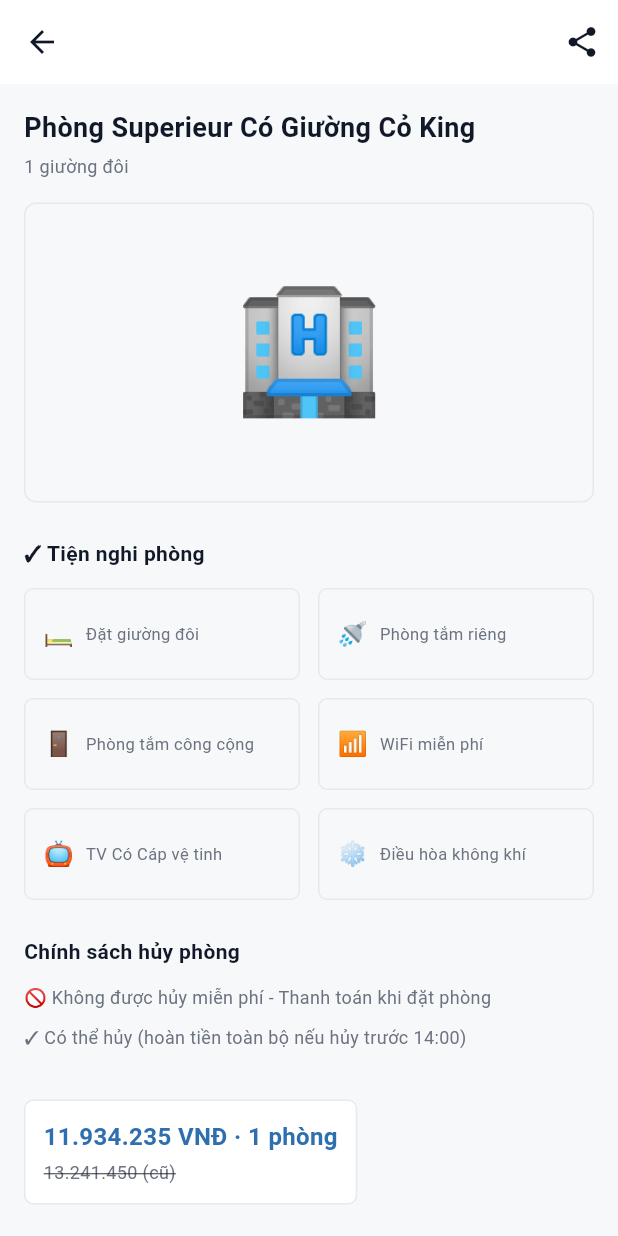
After one commit to manhun03/Booking, a Flutter app: the RoomDetailScreen screen opened directly, on a phone screen of 412 x 824 dp. The commit adds this screen. Run offline on Flutter 3.47's test engine with Material 3 defaults, Android fonts, the phone set to English and light mode, and no system bars; our stand-ins replace google_fonts.

Commit message:
feat: Add RoomDetailScreen with room specifications, amenities, policies, and booking functionality

```diff
--- a/frontend/lib/main.dart
+++ b/frontend/lib/main.dart
@@ -13,6 +13,7 @@ import 'screens/booking_screen.dart';
 import 'screens/more_screen.dart';
 import 'screens/hotel_detail_screen.dart';
 import 'screens/room_list_screen.dart';
+import 'screens/room_detail_screen.dart';
 import 'utils/theme.dart';
 
 void main() {
@@ -51,6 +52,7 @@ class HHBNBookingApp extends StatelessWidget {
             builder: (context) => HotelDetailScreen(hotel: hotel),
             settings: settings,
           );
+        }
         if (settings.name == '/room-list') {
           final hotel = settings.arguments as Map<String, dynamic>?;
           return MaterialPageRoute(
@@ -58,6 +60,14 @@ class HHBNBookingApp extends StatelessWidget {
             settings: settings,
           );
         }
+        if (settings.name == '/room-detail') {
+          final args = settings.arguments as Map<String, dynamic>?;
+          final room = args?['room'] as Map<String, dynamic>?;
+          final hotel = args?['hotel'] as Map<String, dynamic>?;
+          return MaterialPageRoute(
+            builder: (context) => RoomDetailScreen(room: room, hotel: hotel),
+            settings: settings,
+          );
         }
         return null;
       },
--- a/frontend/lib/screens/index.dart
+++ b/frontend/lib/screens/index.dart
@@ -12,4 +12,5 @@ export 'booking_screen.dart';
 export 'more_screen.dart';
 export 'hotel_detail_screen.dart';
 export 'room_list_screen.dart';
+export 'room_detail_screen.dart';
 export 'widgets/custom_text_field.dart';
--- /dev/null
+++ b/frontend/lib/screens/room_detail_screen.dart
@@ -0,0 +1,474 @@
+import 'package:flutter/material.dart';
+import '../utils/colors.dart';
+
+class RoomDetailScreen extends StatefulWidget {
+  final Map<String, dynamic>? room;
+  final Map<String, dynamic>? hotel;
+
+  const RoomDetailScreen({Key? key, this.room, this.hotel}) : super(key: key);
+
+  @override
+  State<RoomDetailScreen> createState() => _RoomDetailScreenState();
+}
+
+class _RoomDetailScreenState extends State<RoomDetailScreen> {
+  late Map<String, dynamic> roomData;
+  int roomCount = 1;
+
+  @override
+  void initState() {
+    super.initState();
+    roomData = widget.room ?? defaultRoom;
+  }
+
+  final Map<String, dynamic> defaultRoom = {
+    'name': 'Phòng Superieur Có Giường Cỏ King',
+    'type': '1 giường đôi',
+    'image': '🏨',
+    'amenities': [
+      {'name': 'Đặt giường đôi', 'icon': '🛏️'},
+      {'name': 'Phòng tắm riêng', 'icon': '🚿'},
+      {'name': 'Phòng tắm công cộng', 'icon': '🚪'},
+      {'name': 'WiFi miễn phí', 'icon': '📶'},
+      {'name': 'TV Có Cáp vệ tinh', 'icon': '📺'},
+      {'name': 'Điều hòa không khí', 'icon': '❄️'},
+    ],
+    'policies': [
+      '🚫 Không được hủy miễn phí - Thanh toán khi đặt phòng',
+      '✓ Có thể hủy (hoàn tiền toàn bộ nếu hủy trước 14:00)',
+    ],
+    'price': 11934235,
+    'oldPrice': 13241450,
+    'description':
+        'Phòng rộng rãi với đầy đủ tiện nghi hiện đại, phù hợp cho du khách công vụ và gia đình nhỏ.',
+  };
+
+  @override
+  Widget build(BuildContext context) {
+    return Scaffold(
+      backgroundColor: AppColors.colorBg,
+      body: CustomScrollView(
+        slivers: [
+          // Header
+          SliverAppBar(
+            backgroundColor: AppColors.white,
+            elevation: 1,
+            pinned: true,
+            leading: IconButton(
+              icon: const Icon(Icons.arrow_back, color: AppColors.textPrimary),
+              onPressed: () => Navigator.pop(context),
+            ),
+            actions: [
+              IconButton(
+                icon: const Icon(Icons.share, color: AppColors.textPrimary),
+                onPressed: () {},
+              ),
+            ],
+          ),
+          // Room Details
+          SliverToBoxAdapter(
+            child: Padding(
+              padding: const EdgeInsets.all(16.0),
+              child: Column(
+                crossAxisAlignment: CrossAxisAlignment.start,
+                children: [
+                  // Room Header
+                  _buildRoomHeader(),
+                  const SizedBox(height: 16),
+                  // Room Image
+                  _buildRoomImage(),
+                  const SizedBox(height: 24),
+                  // Amenities Section
+                  _buildAmenitiesSection(),
+                  const SizedBox(height: 24),
+                  // Policies Section
+                  _buildPoliciesSection(),
+                  const SizedBox(height: 24),
+                  // Price Section
+                  _buildPriceSection(),
+                  const SizedBox(height: 24),
+                  // Room Count Selector
+                  _buildRoomCountSelector(),
+                  const SizedBox(height: 16),
+                  // Action Buttons
+                  _buildActionButtons(),
+                  const SizedBox(height: 24),
+                ],
+              ),
+            ),
+          ),
+        ],
+      ),
+    );
+  }
+
+  Widget _buildRoomHeader() {
+    return Column(
+      crossAxisAlignment: CrossAxisAlignment.start,
+      children: [
+        Text(
+          roomData['name'],
+          style: const TextStyle(
+            fontSize: 18,
+            fontWeight: FontWeight.bold,
+            color: AppColors.textPrimary,
+          ),
+        ),
+        const SizedBox(height: 4),
+        Text(
+          roomData['type'],
+          style: const TextStyle(
+            fontSize: 12,
+            color: AppColors.textMuted,
+          ),
+        ),
+      ],
+    );
+  }
+
+  Widget _buildRoomImage() {
+    return Container(
+      width: double.infinity,
+      height: 200,
+      decoration: BoxDecoration(
+        color: AppColors.colorBg,
+        borderRadius: BorderRadius.circular(8),
+        border: Border.all(color: AppColors.divider),
+      ),
+      child: Center(
+        child: Text(
+          roomData['image'],
+          style: const TextStyle(fontSize: 80),
+        ),
+      ),
+    );
+  }
+
+  Widget _buildAmenitiesSection() {
+    return Column(
+      crossAxisAlignment: CrossAxisAlignment.start,
+      children: [
+        const Text(
+          '✓ Tiện nghi phòng',
+          style: TextStyle(
+            fontSize: 14,
+            fontWeight: FontWeight.bold,
+            color: AppColors.textPrimary,
+          ),
+        ),
+        const SizedBox(height: 12),
+        GridView.builder(
+          physics: const NeverScrollableScrollPhysics(),
+          shrinkWrap: true,
+          gridDelegate: const SliverGridDelegateWithFixedCrossAxisCount(
+            crossAxisCount: 2,
+            childAspectRatio: 3,
+            mainAxisSpacing: 12,
+            crossAxisSpacing: 12,
+          ),
+          itemCount: (roomData['amenities'] as List).length,
+          itemBuilder: (context, index) {
+            final amenity = roomData['amenities'][index];
+            return Container(
+              padding: const EdgeInsets.symmetric(horizontal: 12, vertical: 8),
+              decoration: BoxDecoration(
+                color: AppColors.colorBg,
+                borderRadius: BorderRadius.circular(6),
+                border: Border.all(color: AppColors.divider),
+              ),
+              child: Row(
+                children: [
+                  Text(
+                    amenity['icon'],
+                    style: const TextStyle(fontSize: 16),
+                  ),
+                  const SizedBox(width: 8),
+                  Expanded(
+                    child: Text(
+                      amenity['name'],
+                      style: const TextStyle(
+                        fontSize: 11,
+                        color: AppColors.textSecondary,
+                      ),
+                      maxLines: 1,
+                      overflow: TextOverflow.ellipsis,
+                    ),
+                  ),
+                ],
+              ),
+            );
+          },
+        ),
+      ],
+    );
+  }
+
+  Widget _buildPoliciesSection() {
+    return Column(
+      crossAxisAlignment: CrossAxisAlignment.start,
+      children: [
+        const Text(
+          'Chính sách hủy phòng',
+          style: TextStyle(
+            fontSize: 14,
+            fontWeight: FontWeight.bold,
+            color: AppColors.textPrimary,
+          ),
+        ),
+        const SizedBox(height: 12),
+        ...List.generate(
+          (roomData['policies'] as List).length,
+          (index) => Padding(
+            padding: const EdgeInsets.only(bottom: 8),
+            child: Text(
+              roomData['policies'][index],
+              style: const TextStyle(
+                fontSize: 12,
+                color: AppColors.textSecondary,
+                height: 1.5,
+              ),
+            ),
+          ),
+        ),
+      ],
+    );
+  }
+
+  Widget _buildPriceSection() {
+    return Container(
+      padding: const EdgeInsets.all(12),
+      decoration: BoxDecoration(
+        color: AppColors.white,
+        border: Border.all(color: AppColors.divider),
+        borderRadius: BorderRadius.circular(6),
+      ),
+      child: Column(
+        crossAxisAlignment: CrossAxisAlignment.start,
+        children: [
+          Text(
+            '${_formatPrice(roomData['price'])} VNĐ · 1 phòng',
+            style: const TextStyle(
+              fontSize: 16,
+              fontWeight: FontWeight.bold,
+              color: AppColors.colorPrimary,
+            ),
+          ),
+          if (roomData['oldPrice'] != null) ...[
+            const SizedBox(height: 4),
+            Text(
+              '${_formatPrice(roomData['oldPrice'])} (cũ)',
+              style: const TextStyle(
+                fontSize: 12,
+                color: AppColors.textMuted,
+                decoration: TextDecoration.lineThrough,
+              ),
+            ),
+          ],
+        ],
+      ),
+    );
+  }
+
+  Widget _buildRoomCountSelector() {
+    return Container(
+      padding: const EdgeInsets.all(12),
+      decoration: BoxDecoration(
+        color: AppColors.white,
+        border: Border.all(color: AppColors.divider),
+        borderRadius: BorderRadius.circular(6),
+      ),
+      child: Row(
+        mainAxisAlignment: MainAxisAlignment.spaceBetween,
+        children: [
+          const Text(
+            'Số phòng',
+            style: TextStyle(
+              fontSize: 14,
+              color: AppColors.textPrimary,
+              fontWeight: FontWeight.w500,
+            ),
+          ),
+          Row(
+            children: [
+              GestureDetector(
+                onTap: roomCount > 1
+                    ? () {
+                        setState(() => roomCount--);
+                      }
+                    : null,
+                child: Container(
+                  width: 32,
+                  height: 32,
+                  decoration: BoxDecoration(
+                    border: Border.all(
+                      color: roomCount > 1
+                          ? AppColors.colorPrimary
+                          : AppColors.divider,
+                    ),
+                    borderRadius: BorderRadius.circular(4),
+                  ),
+                  child: Center(
+                    child: Text(
+                      '−',
+                      style: TextStyle(
+                        fontSize: 18,
+                        color: roomCount > 1
+                            ? AppColors.colorPrimary
+                            : AppColors.textMuted,
+                        fontWeight: FontWeight.bold,
+                      ),
+                    ),
+                  ),
+                ),
+              ),
+              const SizedBox(width: 16),
+              Text(
+                '$roomCount',
+                style: const TextStyle(
+                  fontSize: 16,
+                  fontWeight: FontWeight.bold,
+                  color: AppColors.textPrimary,
+                ),
+              ),
+              const SizedBox(width: 16),
+              GestureDetector(
+                onTap: roomCount < 10
+                    ? () {
+                        setState(() => roomCount++);
+                      }
+                    : null,
+                child: Container(
+                  width: 32,
+                  height: 32,
+                  decoration: BoxDecoration(
+                    border: Border.all(
+                      color: roomCount < 10
+                          ? AppColors.colorPrimary
+                          : AppColors.divider,
+                    ),
+                    borderRadius: BorderRadius.circular(4),
+                  ),
+                  child: Center(
+                    child: Text(
+                      '+',
+                      style: TextStyle(
+                        fontSize: 18,
+                        color: roomCount < 10
+                            ? AppColors.colorPrimary
+                            : AppColors.textMuted,
+                        fontWeight: FontWeight.bold,
+                      ),
+                    ),
+                  ),
+                ),
+              ),
+            ],
+          ),
+        ],
+      ),
+    );
+  }
+
+  Widget _buildActionButtons() {
+    return Column(
+      children: [
+        // Available Button
+        Container(
+          width: double.infinity,
+          height: 40,
+          decoration: BoxDecoration(
+            color: const Color(0xFFE8F5E9),
+            border: Border.all(color: const Color(0xFF4CAF50)),
+            borderRadius: BorderRadius.circular(6),
+          ),
+          child: Center(
+            child: Text(
+              'Tiếp tục có sẵn',
+              style: TextStyle(
+                fontSize: 13,
+                fontWeight: FontWeight.w600,
+                color: const Color(0xFF2E7D32),
+              ),
+            ),
+          ),
+        ),
+        const SizedBox(height: 12),
+        // Book Button
+        SizedBox(
+          width: double.infinity,
+          height: 48,
+          child: ElevatedButton(
+            style: ElevatedButton.styleFrom(
+              backgroundColor: AppColors.colorPrimary,
+              shape: RoundedRectangleBorder(
+                borderRadius: BorderRadius.circular(6),
+              ),
+            ),
+            onPressed: () {
+              _showBookingConfirmation();
+            },
+            child: const Text(
+              'Đặt phòng',
+              style: TextStyle(
+                fontSize: 16,
+                fontWeight: FontWeight.bold,
+                color: AppColors.white,
+              ),
+            ),
+          ),
+        ),
+      ],
+    );
+  }
+
+  String _formatPrice(int price) {
+    return price.toString().replaceAllMapped(
+          RegExp(r'(\d{1,3})(?=(\d{3})+(?!\d))'),
+          (Match m) => '${m[1]}.',
+        );
+  }
+
+  void _showBookingConfirmation() {
+    showDialog(
+      context: context,
+      builder: (context) => AlertDialog(
+        title: const Text('Xác nhận đặt phòng'),
+        content: Column(
+          mainAxisSize: MainAxisSize.min,
+          crossAxisAlignment: CrossAxisAlignment.start,
+          children: [
+            Text('Phòng: ${roomData['name']}'),
+            const SizedBox(height: 8),
+            Text('Số phòng: $roomCount'),
+            const SizedBox(height: 8),
+            Text(
+              'Tổng giá: ${_formatPrice(roomData['price'] * roomCount)} VNĐ',
+              style: const TextStyle(
+                fontWeight: FontWeight.bold,
+                color: AppColors.colorPrimary,
+              ),
+            ),
+          ],
+        ),
+        actions: [
+          TextButton(
+            onPressed: () => Navigator.pop(context),
+            child: const Text('Hủy'),
+          ),
+          ElevatedButton(
+            style: ElevatedButton.styleFrom(
+              backgroundColor: AppColors.colorPrimary,
+            ),
+            onPressed: () {
+              Navigator.pop(context);
+              ScaffoldMessenger.of(context).showSnackBar(
+                const SnackBar(content: Text('Đặt phòng thành công!')),
+              );
+            },
+            child: const Text('Xác nhận'),
+          ),
+        ],
+      ),
+    );
+  }
+}
--- a/frontend/lib/screens/room_list_screen.dart
+++ b/frontend/lib/screens/room_list_screen.dart
@@ -41,7 +41,7 @@ class _RoomListScreenState extends State<RoomListScreen> {
         'selected': false,
       },
       {
-        'name': 'Suite Có Giường Cỏ King',
+        'name': 'Suite Có Giường Cỡ King',
         'type': '1 giường đôi',
         'image': '🏨',
         'amenities': [
@@ -59,7 +59,7 @@ class _RoomListScreenState extends State<RoomListScreen> {
         'selected': false,
       },
       {
-        'name': 'Phòng Deluxe với Giường Cỏ King',
+        'name': 'Phòng Deluxe với Giường Cỡ King',
         'type': '1 giường đôi',
         'image': '🏨',
         'amenities': [
@@ -110,7 +110,7 @@ class _RoomListScreenState extends State<RoomListScreen> {
                 children: [
                   // Title
                   Text(
-                    'chọn chỗ ở của bạn',
+                    'Chọn chỗ ở của bạn',
                     style: const TextStyle(
                       fontSize: 24,
                       fontWeight: FontWeight.bold,
@@ -350,8 +350,15 @@ class _RoomListScreenState extends State<RoomListScreen> {
                       ),
                     ),
                     onPressed: () {
-                      // Handle room selection
-                      _showRoomSelectedDialog(room['name']);
+                      // Navigate to room detail screen
+                      Navigator.pushNamed(
+                        context,
+                        '/room-detail',
+                        arguments: {
+                          'room': room,
+                          'hotel': widget.hotel,
+                        },
+                      );
                     },
                     child: const Text(
                       'Chọn',
@@ -388,20 +395,4 @@ class _RoomListScreenState extends State<RoomListScreen> {
           (Match m) => '${m[1]}.',
         );
   }
-
-  void _showRoomSelectedDialog(String roomName) {
-    showDialog(
-      context: context,
-      builder: (context) => AlertDialog(
-        title: const Text('Phòng đã chọn'),
-        content: Text('Bạn đã chọn: $roomName'),
-        actions: [
-          TextButton(
-            onPressed: () => Navigator.pop(context),
-            child: const Text('OK'),
-          ),
-        ],
-      ),
-    );
-  }
 }
```
